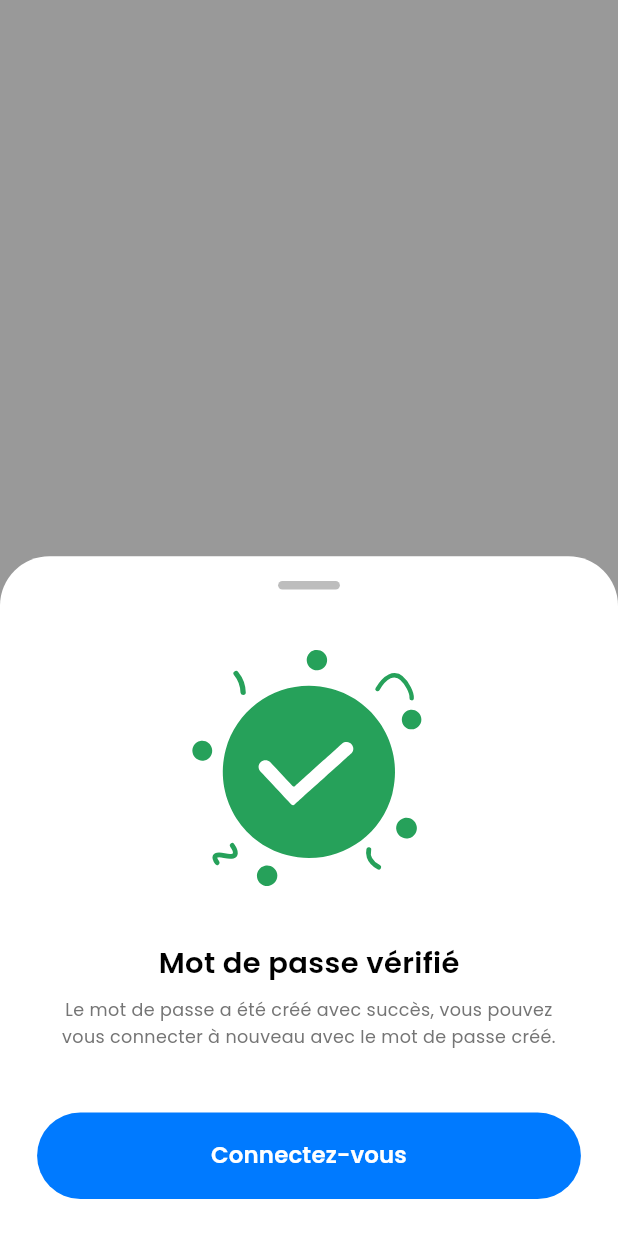
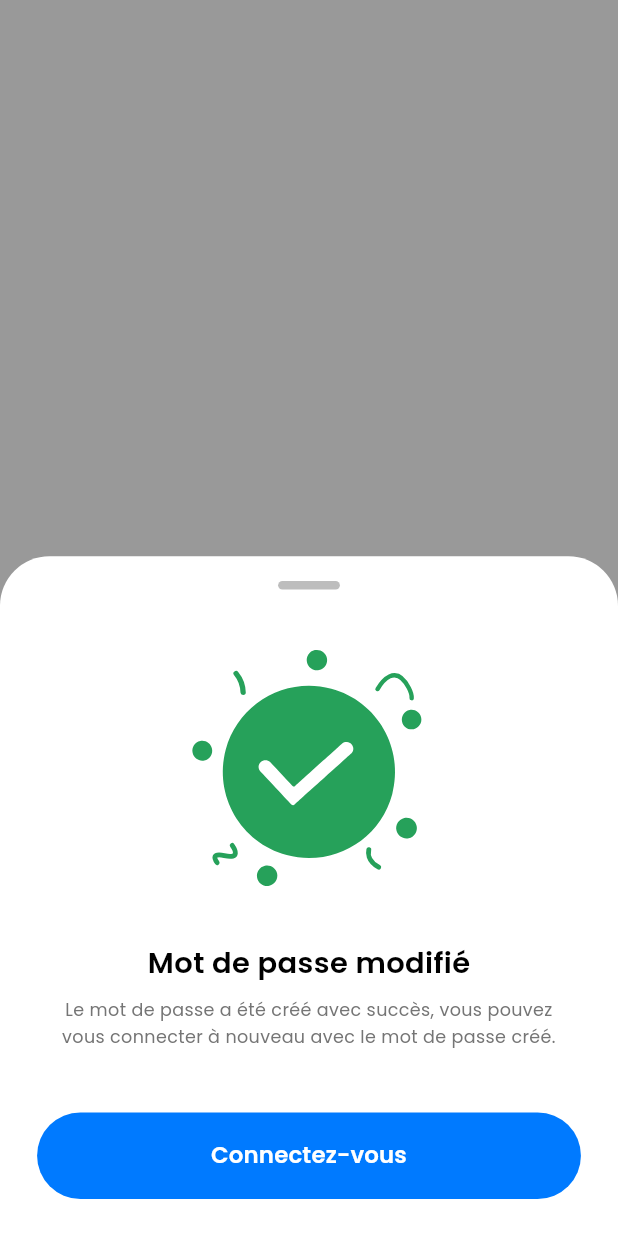
Before and after one commit to Obstar005/eebtp_mag, a Flutter app: the PasswordVerifiedModal screen opened directly with empty values, on a phone screen of 412 x 824 dp. Run offline on Flutter 3.47's test engine with Material 3 defaults, Android fonts, the phone set to English and light mode, and no system bars; our stand-ins replace cached_network_image, country_picker, flutter_svg, google_fonts, image_picker, intl_phone_number_input and 7 more; accounts and stored records are empty; project files that could hold a hidden picture were left out.

Commit message:
Mise à jour du texte du modal de vérification de mot de passe

```diff
--- a/eebtp_frontend/lib/screens/modal_success.dart
+++ b/eebtp_frontend/lib/screens/modal_success.dart
@@ -58,7 +58,7 @@ class PasswordVerifiedModal extends StatelessWidget {
                   SizedBox(height: 2.h),
 
                   Text(
-                    "Mot de passe vérifié",
+                    "Mot de passe modifié",
                     style: GoogleFonts.poppins(
                       fontSize: 18.sp,
                       fontWeight: FontWeight.w600,
```
